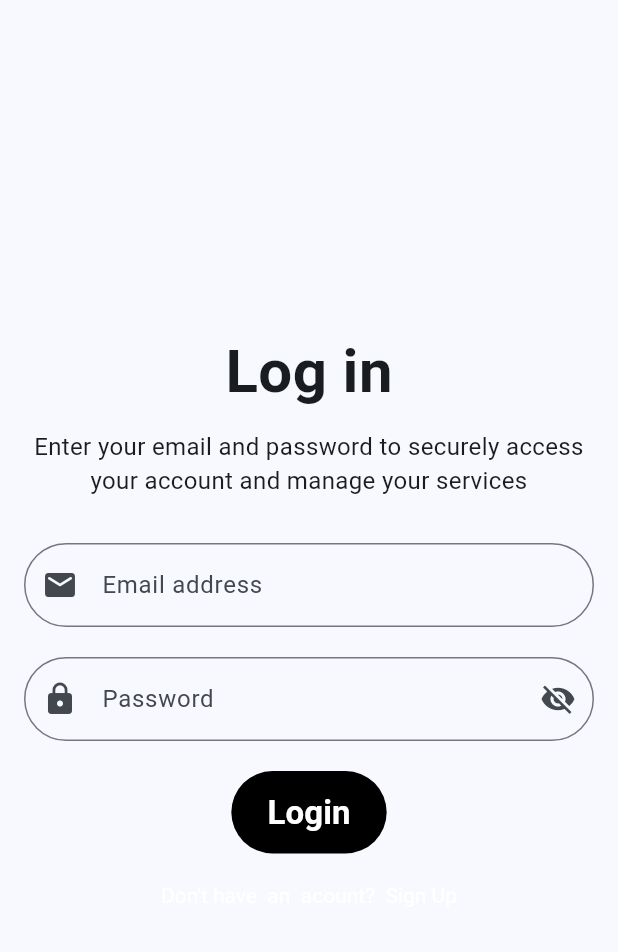
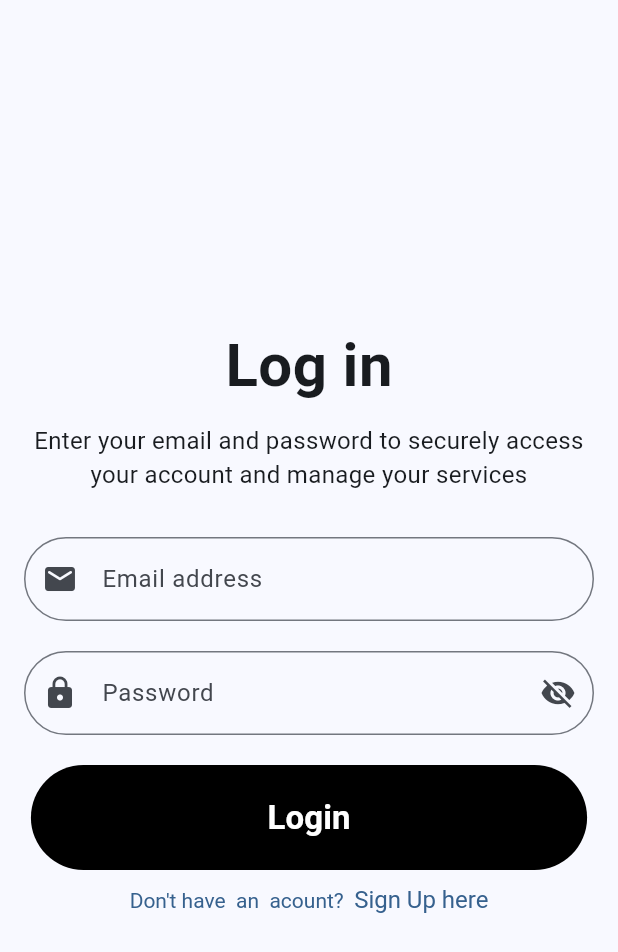
Before and after one commit to joshitha1808/planit, a Flutter app: the screen it shows after launch, on a phone screen of 412 x 824 dp. Shown: the top 952 px of the screen. Run offline on Flutter 3.47's test engine with Material 3 defaults, Android fonts, the light colour scheme and no system bars; our stand-ins replace flutter_dotenv, flutter_riverpod, fpdart, riverpod_annotation, supabase_flutter; accounts and stored records are empty; generated files the repository leaves out were written again.

Commit message:
fix: add mediaquery

```diff
--- a/lib/views/signin_page.dart
+++ b/lib/views/signin_page.dart
@@ -114,7 +114,11 @@ class _SigninPageState extends ConsumerState<SigninPage> {
                   },
                 ),
                 const SizedBox(height: 20),
-                AuthGradientPage(
+                SizedBox(
+                  width:
+                      MediaQuery.of(context).size.width * 0.9, // Make it wide
+                  height: 70,
+                  child: AuthGradientPage(
                     buttonText: 'Login',
                     onTap: () async {
                       if (_formKey.currentState!.validate()) {
@@ -131,8 +135,9 @@ class _SigninPageState extends ConsumerState<SigninPage> {
                       }
                     },
                   ),
+                ),
 
-                const SizedBox(height: 20),
+                const SizedBox(height: 10),
                 GestureDetector(
                   onTap: () {
                     Navigator.push(
@@ -146,14 +151,14 @@ class _SigninPageState extends ConsumerState<SigninPage> {
                           "Don't have  an  acount?  ", //or 'Don\'t have an account
                       style: TextStyle(
                         fontSize: 14,
-                        //fontWeight: FontWeight.w700,
-                        color: Colors.white,
+
+                        color: Theme.of(context).colorScheme.primary,
                       ),
 
                       children: const [
                         TextSpan(
-                          text: 'Sign Up',
-                          style: TextStyle(color: Colors.white),
+                          text: 'Sign Up here',
+                          style: TextStyle(fontSize: 16),
                         ),
                       ],
                     ),
```
Lines whose indentation alone changed are shown as unchanged.
